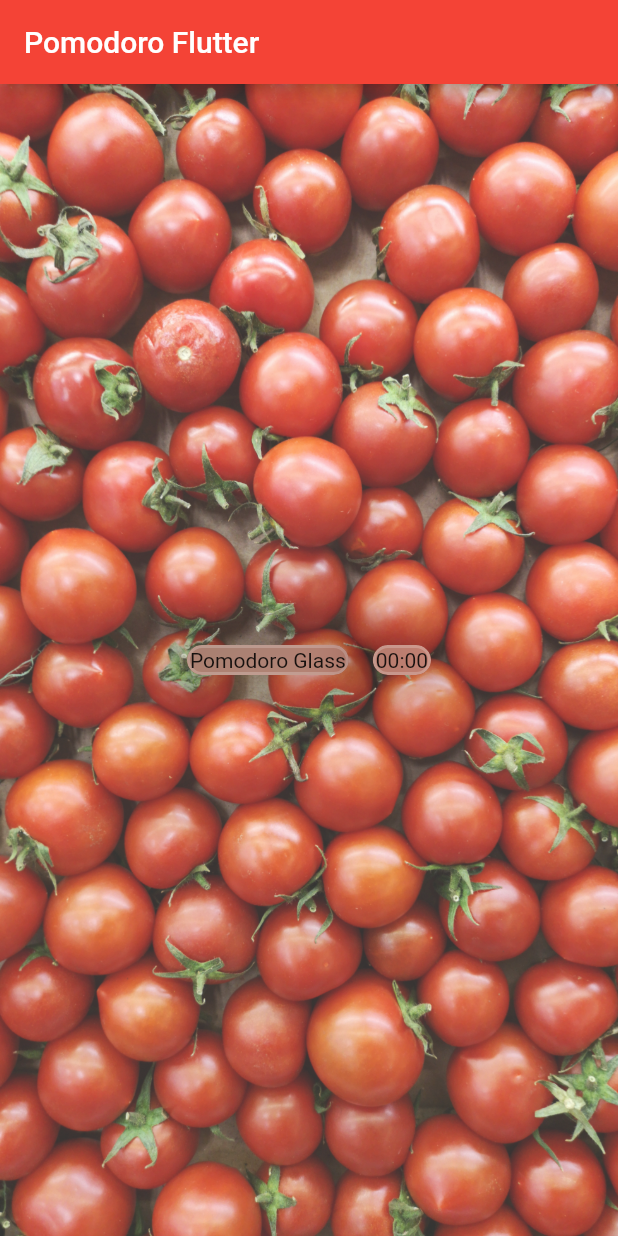
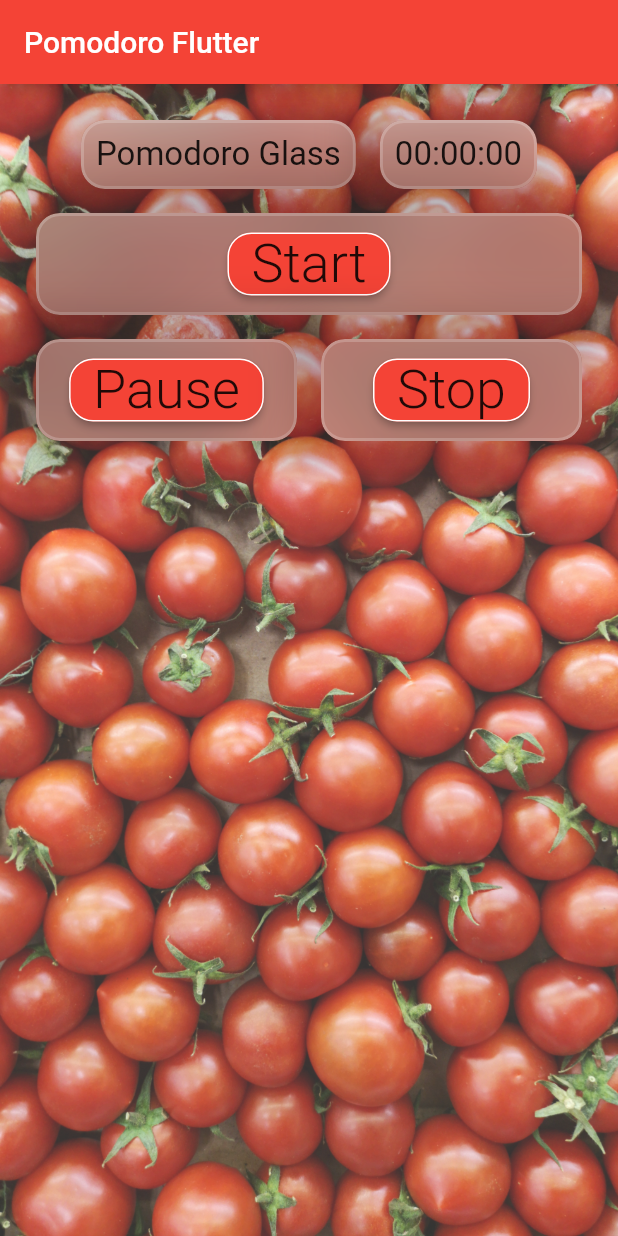
Before and after one commit to Keyband/pomodoro_flutter, a Flutter app: the screen it shows after launch, on a phone screen of 412 x 824 dp. Run offline on Flutter 3.47's test engine with Material 2 defaults, Android fonts, the phone set to English and light mode, and no system bars; drawn by our look-alikes of auto_size_text.

Commit message:
Getting the layout together

```diff
--- a/lib/main.dart
+++ b/lib/main.dart
@@ -3,6 +3,7 @@
 // Link teaching some things about the glassmorphism: https://www.youtube.com/watch?v=mCyVx2rwd-U
 import 'dart:ui';
 
+import 'package:auto_size_text/auto_size_text.dart';
 import 'package:flutter/material.dart';
 
 void main() => runApp(MyApp());
@@ -47,26 +48,21 @@ class _MyHomePageState extends State<MyHomePage> {
         body: Stack(children: <Widget>[
           Container(
             padding: EdgeInsets.all(64),
-            width: double.infinity,
-            height: double.infinity,
+            // width: double.infinity,
+            // height: double.infinity,
             decoration: BoxDecoration(
                 image: DecorationImage(
                     image: AssetImage('assets/images/bg.jpg'),
                     fit: BoxFit.cover)),
           ),
           Container(color: Colors.white.withOpacity(0.2)),
-          // FittedBox(
-          //   fit: BoxFit.none,
-          //   alignment: Alignment.center,
-          //   child: Container(
-          //     color: Colors.black,
-          //     width: 100,
-          //     height: 100,
-          //   ),
-          // )
-          Center(
+          // GlassPanel(
+          // bExpandAndCenter: false,
+          //Remove this later, I think
+          Container(
+            padding: EdgeInsets.all(16),
             child: Column(
-              mainAxisAlignment: MainAxisAlignment.center,
+              mainAxisAlignment: MainAxisAlignment.start,
               crossAxisAlignment: CrossAxisAlignment.center,
               children: <Widget>[
                 Row(
@@ -74,17 +70,82 @@ class _MyHomePageState extends State<MyHomePage> {
                   crossAxisAlignment: CrossAxisAlignment.center,
                   children: <Widget>[
                     GlassPanel(
-                      child: Text('Pomodoro Glass'),
+                      child: Expanded(
+                        child: AutoSizeText(
+                          'Pomodoro Glass',
+                          style: TextStyle(fontSize: 22),
+                          minFontSize: 16,
+                          maxFontSize: 32,
+                          maxLines: 1,
+                          overflow: TextOverflow.ellipsis,
+                        ),
+                      ),
                     ),
                     GlassPanel(
-                      child: Text('00:00'),
+                      child: Expanded(
+                        child: AutoSizeText(
+                          '00:00:00',
+                          style: TextStyle(fontSize: 22),
+                          minFontSize: 16,
+                          maxFontSize: 32,
+                          maxLines: 1,
+                          overflow: TextOverflow.ellipsis,
+                        ),
+                      ),
                     )
+                  ],
+                ),
+                GlassPanel(
+                    child: RaisedButton(
+                  autofocus: true,
+                  color: Colors.red,
+                  onPressed: () {
+                    print('Ué');
+                  },
+                  shape: RoundedRectangleBorder(
+                      borderRadius: BorderRadius.circular(16),
+                      side: BorderSide(color: Colors.white)),
+                  child: AutoSizeText(
+                    'Start',
+                    style: TextStyle(fontSize: 36, fontWeight: FontWeight.w300),
+                  ),
+                )),
+                Row(
+                  mainAxisAlignment: MainAxisAlignment.spaceEvenly,
+                  crossAxisAlignment: CrossAxisAlignment.center,
+                  children: <Widget>[
+                    Expanded(child: GlassButton(text: 'Pause')),
+                    Expanded(child: GlassButton(text: 'Stop'))
                   ],
                 )
               ],
             ),
-          )
+          ),
+          // )
         ]));
+  }
+}
+
+class GlassButton extends StatelessWidget {
+  final String text;
+  GlassButton({this.text: 'Jonas'});
+
+  @override
+  Widget build(BuildContext context) {
+    return GlassPanel(
+        child: RaisedButton(
+      color: Colors.red,
+      onPressed: () {
+        print('Ué');
+      },
+      shape: RoundedRectangleBorder(
+          borderRadius: BorderRadius.circular(16),
+          side: BorderSide(color: Colors.white)),
+      child: AutoSizeText(
+        text,
+        style: TextStyle(fontSize: 36, fontWeight: FontWeight.w300),
+      ),
+    ));
   }
 }
 
@@ -117,7 +178,10 @@ class GlassPanel extends StatelessWidget {
                       width: 2, color: Colors.white.withOpacity(0.2))),
               child: bExpandAndCenter
                   ? Center(
-                      child: child,
+                      child: Padding(
+                        padding: const EdgeInsets.all(8.0),
+                        child: child,
+                      ),
                     )
                   : Padding(padding: const EdgeInsets.all(8.0), child: child)),
         ),
```
Also changed, not shown: pubspec.lock.
